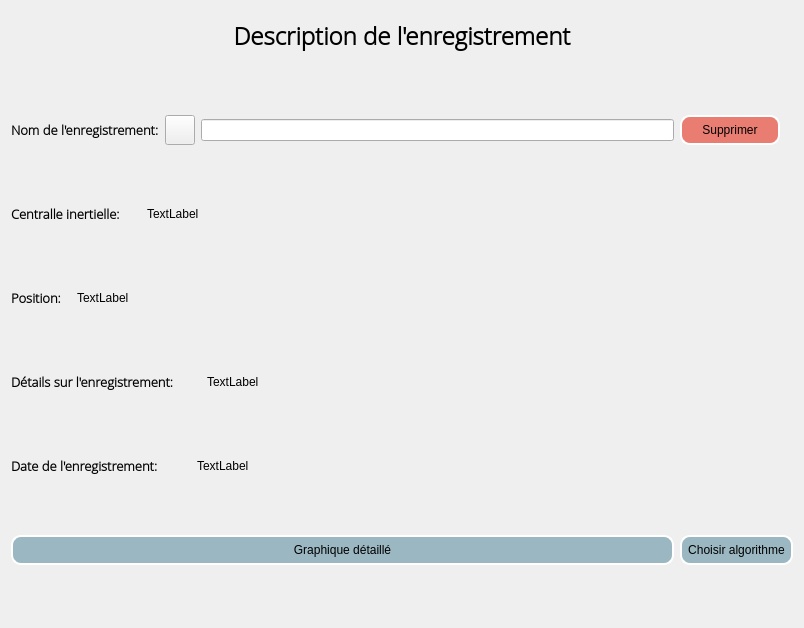
Before: the Qt Designer form applicationOpenimu/app/widgets/recordviewwidget.ui in introlab/OpenIMU, drawn with Qt 5.
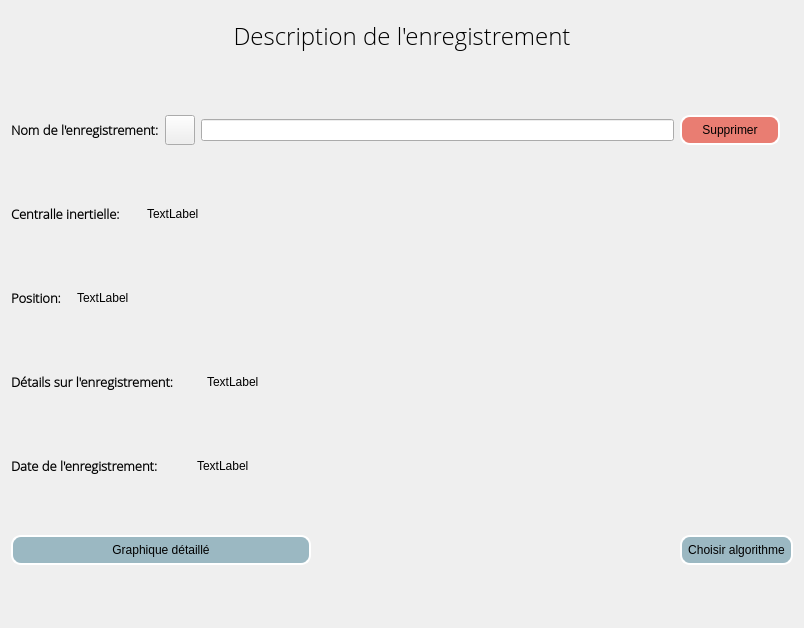
After: the same form once the commit is applied. Icons and pictures are not drawn.

```diff
--- a/applicationOpenimu/app/widgets/recordviewwidget.ui
+++ b/applicationOpenimu/app/widgets/recordviewwidget.ui
@@ -31,8 +31,8 @@
         <font>
          <family>Open Sans Light</family>
          <pointsize>18</pointsize>
-         <weight>75</weight>
-         <bold>true</bold>
+         <weight>50</weight>
+         <bold>false</bold>
         </font>
        </property>
        <property name="autoFillBackground">
@@ -99,6 +99,18 @@
          </item>
          <item row="13" column="0">
           <widget class="QPushButton" name="fullGraphButton">
+           <property name="minimumSize">
+            <size>
+             <width>100</width>
+             <height>0</height>
+            </size>
+           </property>
+           <property name="maximumSize">
+            <size>
+             <width>300</width>
+             <height>16777215</height>
+            </size>
+           </property>
            <property name="cursor">
             <cursorShape>PointingHandCursor</cursorShape>
            </property>
```
Left out of the diff: 6 changed lines with no effect on the pictures.
